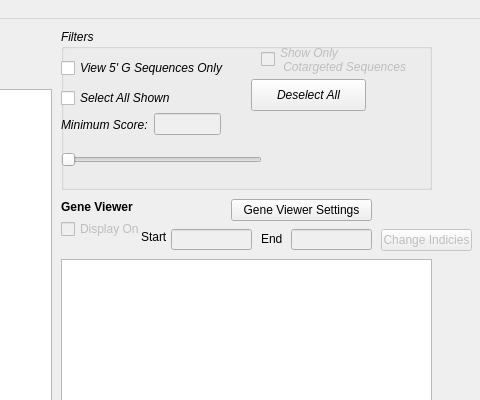
Above: resultsWindow.ui from TrinhLab/CASPERapp before the change; both pictures show x 649 to 1129 and y 0 to 400 of the 1129 by 658 pixel window. Below: the same form after it.
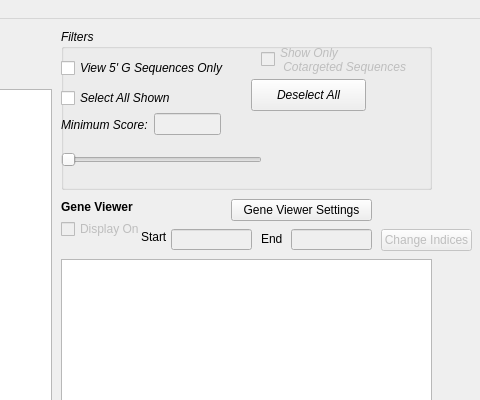
That is the form after the change.

What changed in the file:
```diff
--- a/resultsWindow.ui
+++ b/resultsWindow.ui
@@ -355,7 +355,7 @@
      <string>&lt;html&gt;&lt;head/&gt;&lt;body&gt;&lt;p&gt;This button changes the start and end indicies of the Gene Viewer sequence&lt;/p&gt;&lt;/body&gt;&lt;/html&gt;</string>
     </property>
     <property name="text">
-     <string>Change Indicies</string>
+     <string>Change Indices</string>
     </property>
    </widget>
    <widget class="QPushButton" name="gene_viewer_settings_button">
```
Left out of the diff: 2 changed lines with no effect on the pictures.
